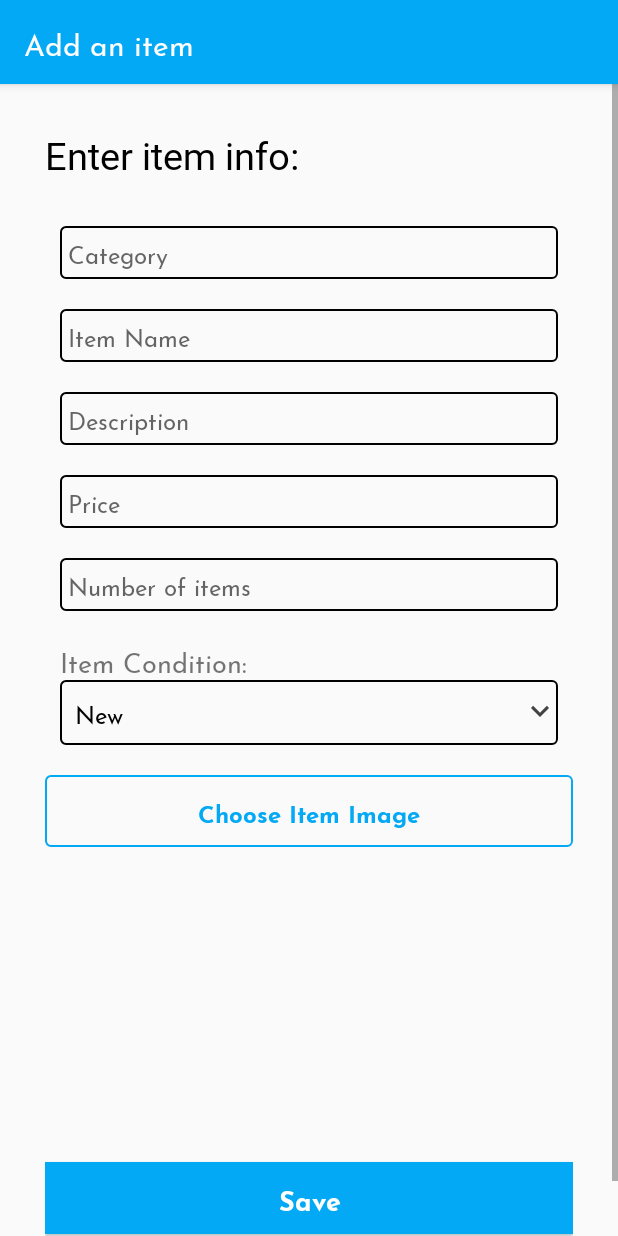
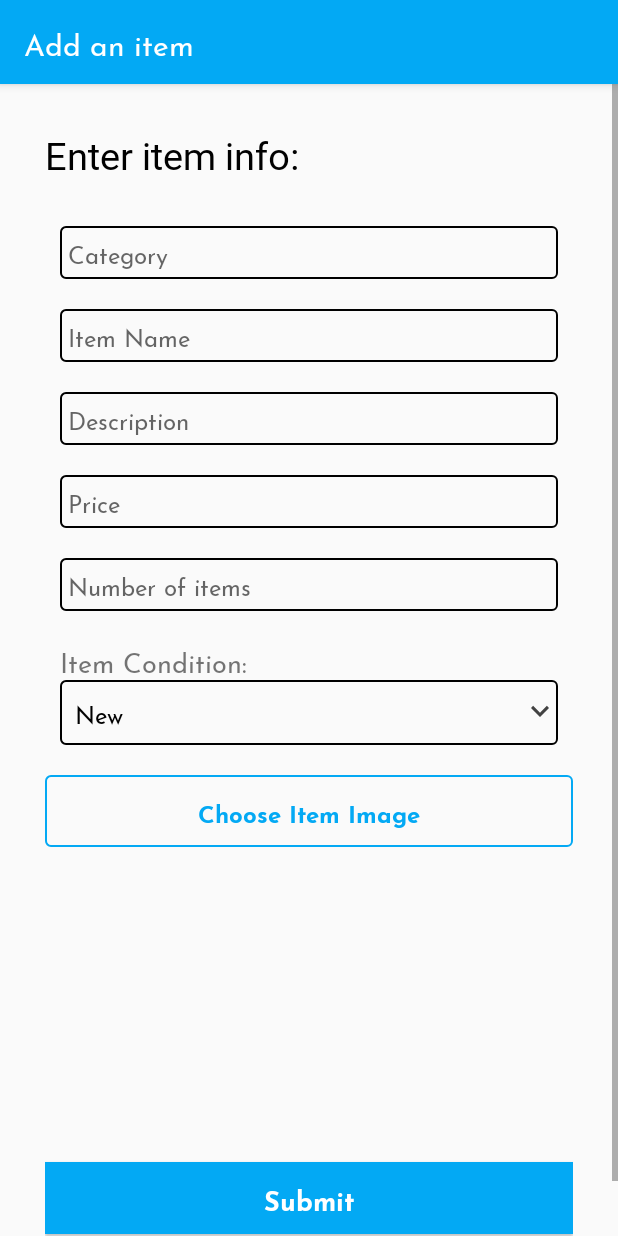
Before and after one commit to szhang5/weTradeApp, an Android app: the AddItemActivity screen opened directly, with no data from a screen before it, on a phone screen of 412 x 824 dp. Run offline under Robolectric (Android 15) with nearby library versions, the phone set to English and light mode, and no system bars; our stand-ins replace Firebase (no records; nobody signed in at launch, a user with empty details on screens opened directly).

Commit message:
write inventory info to firebase

```diff
--- a/app/src/main/java/com/shiyunzhang/wetrade/InventoryAdapter.java
+++ b/app/src/main/java/com/shiyunzhang/wetrade/InventoryAdapter.java
@@ -42,6 +42,11 @@ public class InventoryAdapter extends RecyclerView.Adapter<InventoryAdapter.View
         return inventoryList.get(position);
     }
 
+    public void setInventoryList(ArrayList<Inventory> inventoryList){
+        this.inventoryList = inventoryList;
+        notifyDataSetChanged();
+    }
+
     @Override
     public int getItemCount() {
         return inventoryList.size();
--- a/app/src/main/res/layout/activity_add_item.xml
+++ b/app/src/main/res/layout/activity_add_item.xml
@@ -110,7 +110,7 @@
             android:layout_below="@id/upload_img_button"/>
 
         <ProgressBar
-            android:id="@+id/profile_progressbar"
+            android:id="@+id/inventory_progressbar"
             android:layout_width="match_parent"
             android:layout_centerHorizontal="true"
             android:layout_height="wrap_content"
@@ -124,10 +124,10 @@
             android:layout_width="match_parent"
             android:layout_height="wrap_content"
             android:layout_centerHorizontal="true"
-            android:layout_below="@+id/item_image"
+            android:layout_below="@+id/inventory_progressbar"
             android:layout_marginTop="10dp"
             android:layout_marginBottom="40dp"
-            android:text="Save" />
+            android:text="Submit" />
 
     </RelativeLayout>
 
```
Also changed, not shown: app/src/main/java/com/shiyunzhang/wetrade/AddItemActivity.java (+43 -3 lines).
